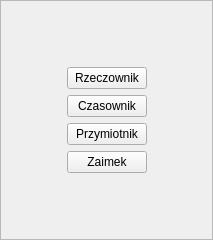
Old version of the form ui/choose_add_pos.ui in the repository BStalewski/lanler.
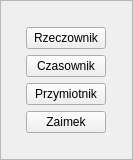
New version of the form.

Patch:
```diff
--- a/ui/choose_add_pos.ui
+++ b/ui/choose_add_pos.ui
@@ -6,8 +6,8 @@
    <rect>
     <x>0</x>
     <y>0</y>
-    <width>213</width>
-    <height>240</height>
+    <width>133</width>
+    <height>160</height>
    </rect>
   </property>
   <property name="windowTitle">
```
